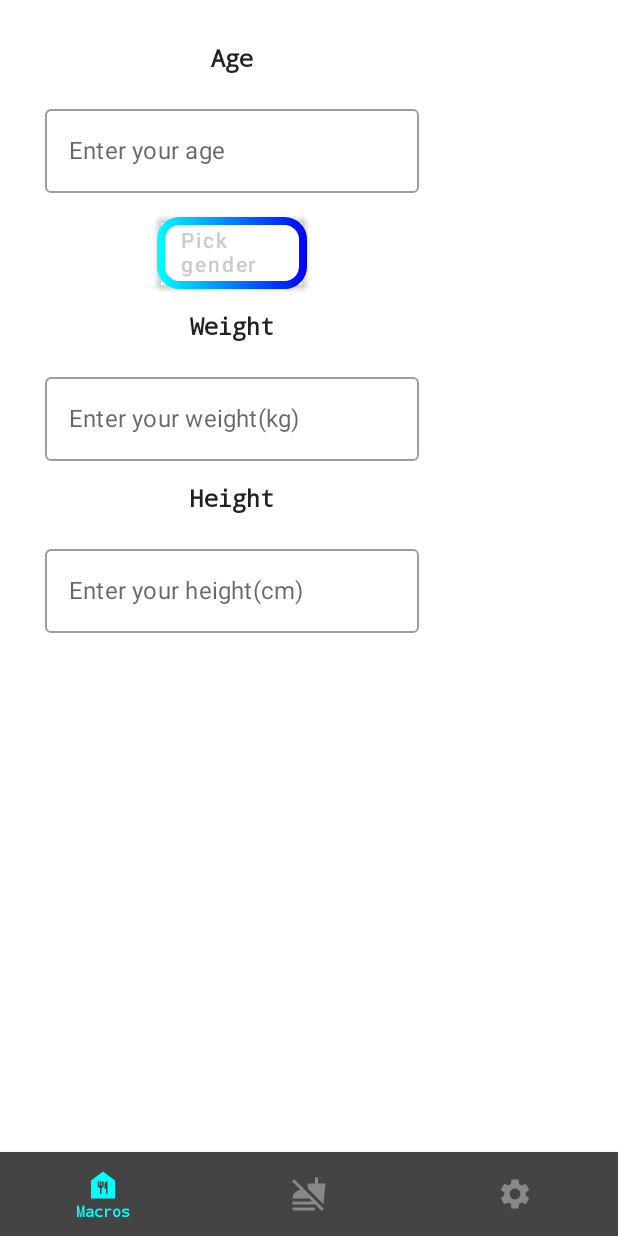
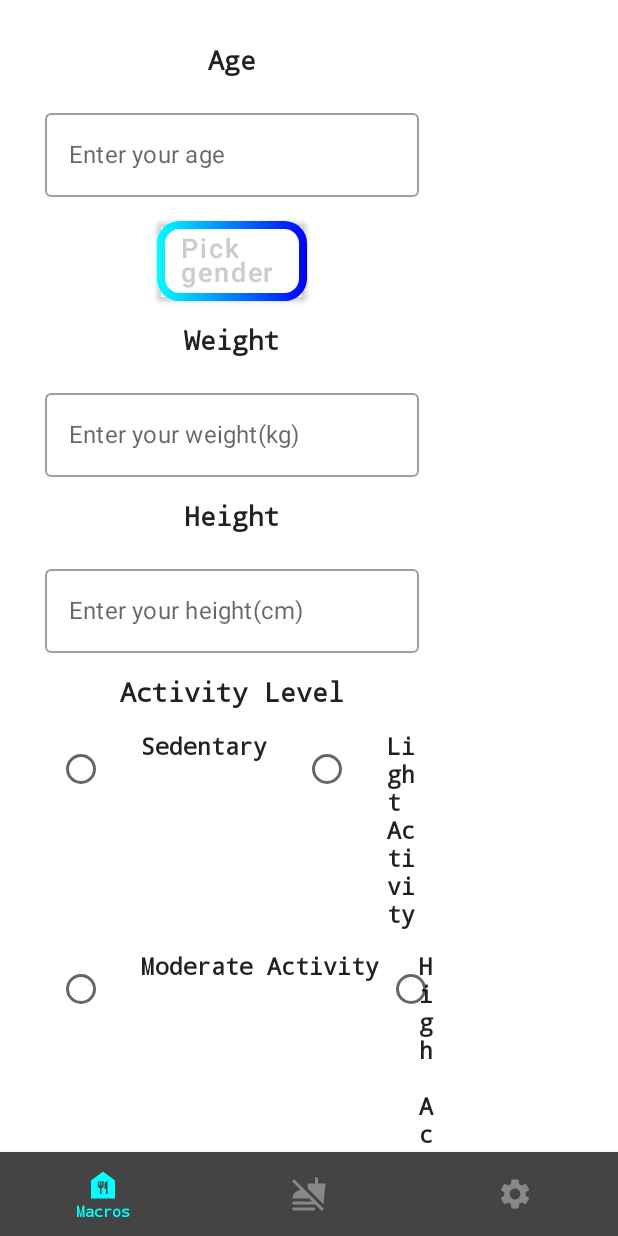
Before and after one commit to Capybara-Dev-Team/ProShaped-app, an Android app built with Jetpack Compose: the screen it shows after launch (MainActivity), on a phone screen of 412 x 824 dp. Run offline under Robolectric (Android 15) with nearby library versions, the phone set to English and light mode, and no system bars.

Commit message:
Added radiobuttons for the activity level on the macros screen

```diff
--- a/ProShaped/app/src/main/java/com/example/proshapedapp/MainActivity.kt
+++ b/ProShaped/app/src/main/java/com/example/proshapedapp/MainActivity.kt
@@ -11,8 +11,11 @@ import androidx.compose.animation.core.tween
 import androidx.compose.foundation.background
 import androidx.compose.foundation.border
 import androidx.compose.foundation.layout.*
+import androidx.compose.foundation.lazy.LazyColumn
+import androidx.compose.foundation.rememberScrollState
 import androidx.compose.foundation.shape.RoundedCornerShape
 import androidx.compose.foundation.text.KeyboardOptions
+import androidx.compose.foundation.verticalScroll
 import androidx.compose.material.*
 import androidx.compose.material.icons.Icons
 import androidx.compose.ui.Alignment
@@ -182,24 +185,29 @@ fun MacrosScreen(navController: NavHostController) {
     var gender: String
     var weight: Int
     var height: Int
-    var active: String
+    var selectedLevel by remember{
+        mutableStateOf("")
+    }
 
     Scaffold(
         modifier = Modifier
             .fillMaxSize(),
         scaffoldState = scaffoldState
     ) {
+
         Column(
             modifier = Modifier
                 .fillMaxWidth(0.75f)
                 .padding(
                     horizontal = 30.dp,
                     vertical = 30.dp
-                ),
+                )
+                .verticalScroll(rememberScrollState())
+            ,
             horizontalAlignment = Alignment.CenterHorizontally,
             verticalArrangement = Arrangement.Center
         ) {
-            Text(text = "Age")
+            Text(text = "Age", fontSize = 18.sp)
 
             Spacer(modifier = Modifier.height(16.dp))
 
@@ -261,12 +269,12 @@ fun MacrosScreen(navController: NavHostController) {
                         )
                     )
             ) {
-                Text(text = "Pick gender")
+                Text(text = "Pick gender", fontSize = 18.sp)
             }
 
             Spacer(modifier = Modifier.height(16.dp))
 
-            Text(text = "Weight")
+            Text(text = "Weight", fontSize = 18.sp)
 
             Spacer(modifier = Modifier.height(16.dp))
 
@@ -304,7 +312,7 @@ fun MacrosScreen(navController: NavHostController) {
 
             Spacer(modifier = Modifier.height(16.dp))
 
-            Text(text = "Height")
+            Text(text = "Height", fontSize = 18.sp)
 
             Spacer(modifier = Modifier.height(16.dp))
 
@@ -340,7 +348,72 @@ fun MacrosScreen(navController: NavHostController) {
                 Log.d("exception","input string")
             }
 
-            //implement activity level and goal and calculate macros button if it doesn't fit use lazycolumn!!!
+            Spacer(modifier = Modifier.height(16.dp))
+
+            Text(text = "Activity Level", fontSize = 18.sp)
+
+            Spacer(modifier = Modifier.size(16.dp))
+
+            Column (
+                modifier = Modifier
+                    .fillMaxWidth(),
+                horizontalAlignment = Alignment.CenterHorizontally,
+                verticalArrangement = Arrangement.Center
+            ) {
+                Row {
+                    RadioButton(
+                        selected = selectedLevel == ActivityLevel.sedentary,
+                        onClick = {
+                            selectedLevel = ActivityLevel.sedentary
+                        },
+                        colors = RadioButtonDefaults.colors(Color.Cyan)
+                    )
+                    Spacer(modifier = Modifier.size(16.dp))
+                    Text(ActivityLevel.sedentary)
+
+                    Spacer(modifier = Modifier.size(16.dp))
+
+                    RadioButton(
+                        selected = selectedLevel == ActivityLevel.light,
+                        onClick = {
+                            selectedLevel = ActivityLevel.light
+                        },
+                        colors = RadioButtonDefaults.colors(Color.Green)
+                    )
+                    Spacer(modifier = Modifier.size(16.dp))
+                    Text(ActivityLevel.light)
+                }
+
+                Spacer(modifier = Modifier.size(16.dp))
+
+                Row {
+                    RadioButton(
+                        selected = selectedLevel == ActivityLevel.moderate,
+                        onClick = {
+                            selectedLevel = ActivityLevel.moderate
+                        },
+                        colors = RadioButtonDefaults.colors(Color.Yellow)
+                    )
+                    Spacer(modifier = Modifier.size(16.dp))
+                    Text(ActivityLevel.moderate)
+
+                    Spacer(modifier = Modifier.size(16.dp))
+
+                    RadioButton(
+                        selected = selectedLevel == ActivityLevel.high,
+                        onClick = {
+                            selectedLevel = ActivityLevel.high
+                        },
+                        colors = RadioButtonDefaults.colors(Color.Red)
+                    )
+                    Spacer(modifier = Modifier.size(16.dp))
+                    Text(ActivityLevel.high)
+                }
+            }
+
+            //change the padding and the size so that it fits nicely on the screen
+            //implement goal cut/maintain/bulk and calculate button which will also reset the textStates to ""
+
         }
 
 
--- a/ProShaped/app/src/main/java/com/example/proshapedapp/gender/GenderPicker.kt
+++ b/ProShaped/app/src/main/java/com/example/proshapedapp/gender/GenderPicker.kt
@@ -1,15 +1,13 @@
 package com.example.proshapedapp.gender
 
+import android.graphics.Paint
 import androidx.compose.animation.core.animateFloatAsState
 import androidx.compose.animation.core.tween
 import androidx.compose.foundation.Canvas
 import androidx.compose.foundation.background
 import androidx.compose.foundation.border
 import androidx.compose.foundation.gestures.detectTapGestures
-import androidx.compose.foundation.layout.Arrangement
-import androidx.compose.foundation.layout.Column
-import androidx.compose.foundation.layout.fillMaxSize
-import androidx.compose.foundation.layout.width
+import androidx.compose.foundation.layout.*
 import androidx.compose.foundation.shape.RoundedCornerShape
 import androidx.compose.material.Button
 import androidx.compose.material.ButtonDefaults
@@ -91,13 +89,10 @@ fun GenderPicker(
         animationSpec = tween(durationMillis = 500)
     )
 
-    Column(
-        modifier = Modifier.fillMaxSize(),
-        horizontalAlignment = Alignment.CenterHorizontally,
-        verticalArrangement = Arrangement.Center
+    Box(
+        modifier = Modifier.fillMaxWidth(),
+        contentAlignment = Alignment.Center
             ){
-
-    }
         Canvas(
             modifier = modifier
                 .pointerInput(true) {
@@ -203,6 +198,11 @@ fun GenderPicker(
 
         }
 
+        Box(
+            modifier = Modifier.fillMaxSize(),
+            contentAlignment = Alignment.Center
+        //modify this !!!
+        ){
             Button(onClick = {
                 navController.navigate("macros")
             },
@@ -232,3 +232,7 @@ fun GenderPicker(
             }
 
         }
+
+    }
+
+}
```
Lines whose indentation alone changed are shown as unchanged.
